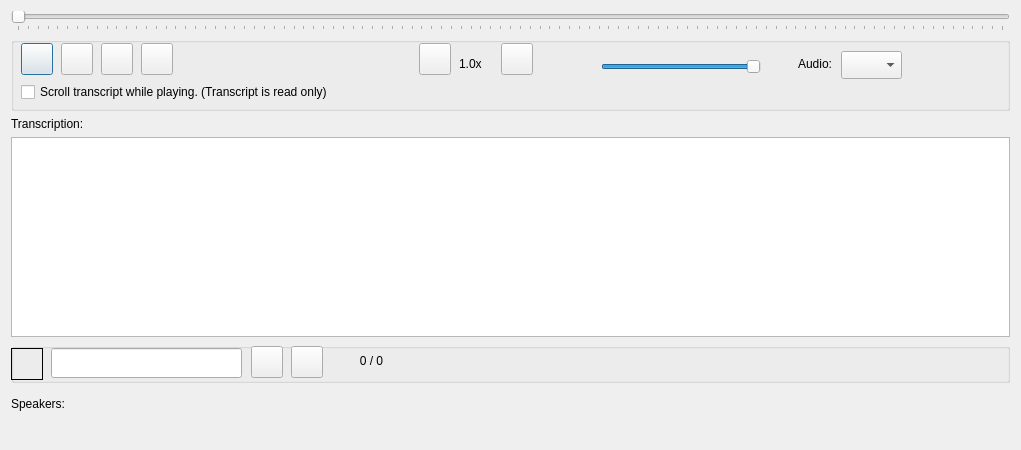
This is GUI_UIs/ui_dialog_view_av.ui in ccbogel/QualCoder as Qt 5 draws it before an edit. The edited form follows.
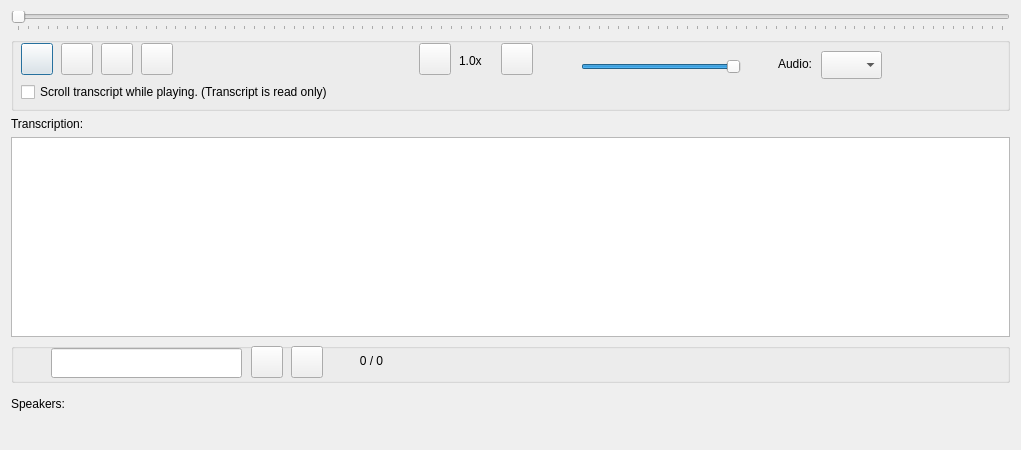
This is the edited form.

Diff of the .ui file:
```diff
--- a/GUI_UIs/ui_dialog_view_av.ui
+++ b/GUI_UIs/ui_dialog_view_av.ui
@@ -97,7 +97,7 @@
      <widget class="QSlider" name="horizontalSlider_vol">
       <property name="geometry">
        <rect>
-        <x>590</x>
+        <x>570</x>
         <y>21</y>
         <width>160</width>
         <height>18</height>
@@ -116,10 +116,10 @@
      <widget class="QLabel" name="label_volume">
       <property name="geometry">
        <rect>
-        <x>540</x>
-        <y>8</y>
-        <width>32</width>
-        <height>32</height>
+        <x>539</x>
+        <y>12</y>
+        <width>24</width>
+        <height>24</height>
        </rect>
       </property>
       <property name="toolTip">
@@ -148,7 +148,7 @@
      <widget class="QComboBox" name="comboBox_tracks">
       <property name="geometry">
        <rect>
-        <x>830</x>
+        <x>810</x>
         <y>14</y>
         <width>61</width>
         <height>28</height>
@@ -158,7 +158,7 @@
      <widget class="QLabel" name="label_audio">
       <property name="geometry">
        <rect>
-        <x>760</x>
+        <x>740</x>
         <y>17</y>
         <width>61</width>
         <height>20</height>
@@ -188,7 +188,7 @@
       <property name="geometry">
        <rect>
         <x>448</x>
-        <y>17</y>
+        <y>14</y>
         <width>41</width>
         <height>20</height>
        </rect>
@@ -204,9 +204,9 @@
       <property name="geometry">
        <rect>
         <x>180</x>
-        <y>7</y>
-        <width>32</width>
-        <height>32</height>
+        <y>10</y>
+        <width>24</width>
+        <height>24</height>
        </rect>
       </property>
       <property name="toolTip">
@@ -380,9 +380,9 @@
       <property name="geometry">
        <rect>
         <x>0</x>
-        <y>5</y>
-        <width>32</width>
-        <height>32</height>
+        <y>8</y>
+        <width>24</width>
+        <height>24</height>
        </rect>
       </property>
       <property name="toolTip">
@@ -394,6 +394,9 @@
       <property name="frameShape">
        <enum>QFrame::Box</enum>
       </property>
+      <property name="lineWidth">
+       <number>0</number>
+      </property>
       <property name="text">
        <string/>
       </property>
```
